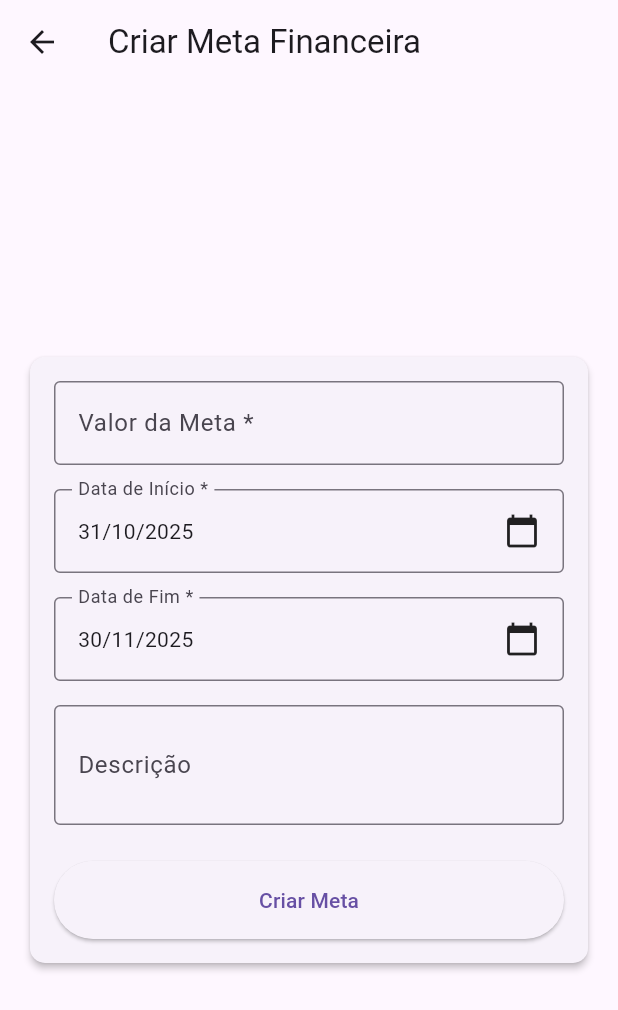
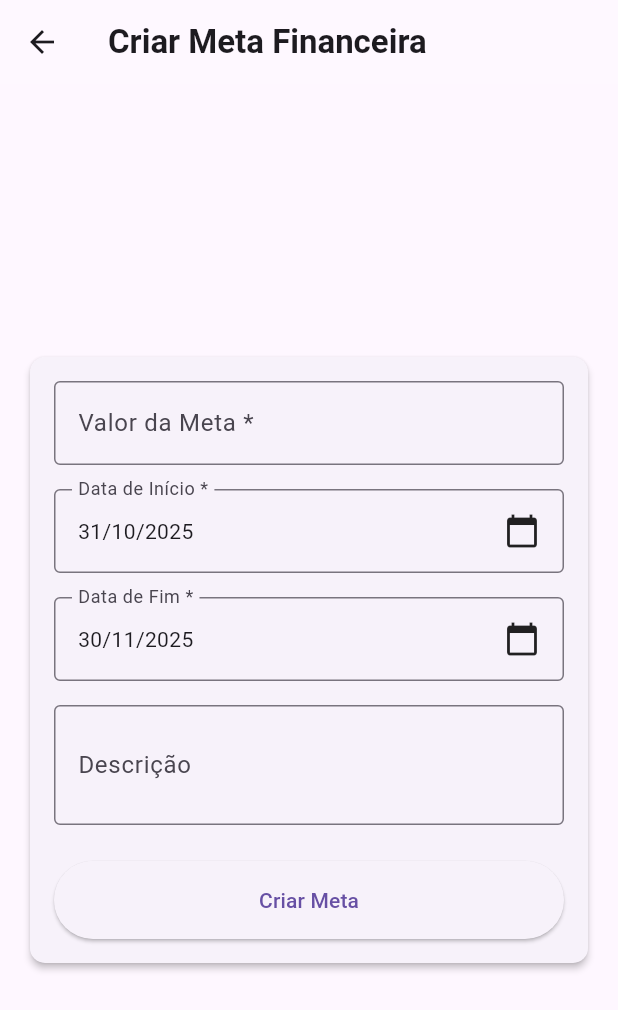
Before and after one commit to filipegms5/money_flow_app, a Flutter app: the CriarMetaPage screen opened directly, on a phone screen of 412 x 824 dp. Shown: the top 1010 px of the screen. Run offline on Flutter 3.47's test engine with Material 3 defaults, Android fonts, the phone set to English and light mode, and no system bars; our stand-ins replace fl_chart, shared_preferences; missing offline and left inert: mobile_scanner; accounts and stored records are empty; network calls fail.

Commit message:
Mudanças layout appBar, blur, etc

```diff
--- a/lib/pages/all_transactions_page.dart
+++ b/lib/pages/all_transactions_page.dart
@@ -5,6 +5,7 @@ import 'package:money_flow_app/models/transacao_model.dart';
 import 'package:money_flow_app/models/categoria_model.dart';
 import 'package:money_flow_app/widgets/transactions/transactions_filter_card.dart';
 import 'package:money_flow_app/widgets/transactions/transactions_list_card.dart';
+import 'package:money_flow_app/widgets/liquid_glass_app_bar.dart';
 
 class AllTransactionsPage extends StatefulWidget {
   const AllTransactionsPage({super.key});
@@ -106,7 +107,9 @@ class _AllTransactionsPageState extends State<AllTransactionsPage> {
   @override
   Widget build(BuildContext context) {
     return Scaffold(
-      appBar: AppBar(title: const Text('Todas as Transações')),
+      appBar: const LiquidGlassAppBar(
+        titleText: 'Todas as Transações',
+      ),
       body: Padding(
         padding: const EdgeInsets.only(bottom: 32.0),
         child: Column(
--- a/lib/pages/criar_meta_page.dart
+++ b/lib/pages/criar_meta_page.dart
@@ -1,5 +1,6 @@
 import 'package:flutter/material.dart';
 import 'package:money_flow_app/widgets/criar_meta_form.dart';
+import 'package:money_flow_app/widgets/liquid_glass_app_bar.dart';
 
 class CriarMetaPage extends StatelessWidget {
   const CriarMetaPage({super.key});
@@ -7,7 +8,9 @@ class CriarMetaPage extends StatelessWidget {
   @override
   Widget build(BuildContext context) {
     return Scaffold(
-      appBar: AppBar(title: const Text('Criar Meta Financeira')),
+      appBar: const LiquidGlassAppBar(
+        titleText: 'Criar Meta Financeira',
+      ),
       body: Center(
         child: SingleChildScrollView(
           padding: const EdgeInsets.all(16.0),
--- a/lib/pages/detalhes_meta_page.dart
+++ b/lib/pages/detalhes_meta_page.dart
@@ -6,6 +6,7 @@ import 'package:money_flow_app/pages/criar_meta_page.dart';
 import 'package:money_flow_app/widgets/goal_detail/create_meta_button.dart';
 import 'package:money_flow_app/widgets/goal_detail/meta_info_card.dart';
 import 'package:money_flow_app/widgets/goal_detail/meta_transactions_card.dart';
+import 'package:money_flow_app/widgets/liquid_glass_app_bar.dart';
 
 class DetalhesMetaPage extends StatefulWidget {
   final MetaFinanceira meta;
@@ -65,8 +66,8 @@ class _DetalhesMetaPageState extends State<DetalhesMetaPage> {
   @override
   Widget build(BuildContext context) {
     return Scaffold(
-      appBar: AppBar(
-        title: const Text('Detalhes da Meta'),
+      appBar: LiquidGlassAppBar(
+        titleText: 'Detalhes da Meta',
         actions: [
           CreateMetaButton(onPressed: _createNovaMeta),
         ],
--- a/lib/pages/home_page.dart
+++ b/lib/pages/home_page.dart
@@ -6,6 +6,7 @@ import 'package:money_flow_app/widgets/category/category_spending_card.dart';
 import 'package:money_flow_app/pages/qr_code_page.dart';
 import 'package:money_flow_app/pages/registro_manual_page.dart';
 import 'package:money_flow_app/pages/profile_page.dart';
+import 'package:money_flow_app/widgets/liquid_glass_app_bar.dart';
 
 class HomePage extends StatefulWidget {
   const HomePage({super.key});
@@ -40,8 +41,8 @@ class _HomePageState extends State<HomePage> {
   @override
   Widget build(BuildContext context) {
     return Scaffold(
-      appBar: AppBar(
-        title: const Text('Dashboard'),
+      appBar: LiquidGlassAppBar(
+        titleText: 'Dashboard',
         automaticallyImplyLeading: false,
         actions: [
           Container(
--- a/lib/pages/profile_page.dart
+++ b/lib/pages/profile_page.dart
@@ -1,6 +1,7 @@
 import 'package:flutter/material.dart';
 import 'package:money_flow_app/controllers/user_controller.dart';
 import 'package:money_flow_app/pages/login_page.dart';
+import 'package:money_flow_app/widgets/liquid_glass_app_bar.dart';
 
 class ProfilePage extends StatelessWidget {
   const ProfilePage({super.key});
@@ -26,7 +27,9 @@ class ProfilePage extends StatelessWidget {
   @override
   Widget build(BuildContext context) {
     return Scaffold(
-      appBar: AppBar(title: const Text('Perfil')),
+      appBar: const LiquidGlassAppBar(
+        titleText: 'Perfil',
+      ),
       body: Column(
         children: [
           Card(
--- a/lib/pages/qr_code_page.dart
+++ b/lib/pages/qr_code_page.dart
@@ -1,6 +1,7 @@
 import 'package:flutter/material.dart';
 import 'package:mobile_scanner/mobile_scanner.dart';
 import 'package:money_flow_app/controllers/qr_code_controller.dart';
+import 'package:money_flow_app/widgets/liquid_glass_app_bar.dart';
 
 class QrCodePage extends StatefulWidget {
   const QrCodePage({super.key});
@@ -22,8 +23,8 @@ class _QrCodePageState extends State<QrCodePage> {
   @override
   Widget build(BuildContext context) {
     return Scaffold(
-      appBar: AppBar(
-        title: const Text("Escanear QR Code"),
+      appBar: const LiquidGlassAppBar(
+        titleText: "Escanear QR Code",
         centerTitle: true,
       ),
       body: Column(
--- a/lib/pages/registro_manual_page.dart
+++ b/lib/pages/registro_manual_page.dart
@@ -1,6 +1,7 @@
 import 'package:flutter/material.dart';
 import 'package:money_flow_app/pages/qr_code_page.dart';
 import 'package:money_flow_app/widgets/registro_manual_form.dart';
+import 'package:money_flow_app/widgets/liquid_glass_app_bar.dart';
 
 class RegistroManualPage extends StatelessWidget {
   const RegistroManualPage({super.key});
@@ -8,8 +9,8 @@ class RegistroManualPage extends StatelessWidget {
   @override
   Widget build(BuildContext context) {
     return Scaffold(
-      appBar: AppBar(
-        title: const Text('Registro Manual'),
+      appBar: LiquidGlassAppBar(
+        titleText: 'Registro Manual',
         actions: [
           IconButton(
             icon: const Icon(Icons.qr_code_scanner),
--- /dev/null
+++ b/lib/widgets/liquid_glass_app_bar.dart
@@ -0,0 +1,67 @@
+import 'dart:ui';
+import 'package:flutter/material.dart';
+
+class LiquidGlassAppBar extends StatelessWidget implements PreferredSizeWidget {
+  final Widget? title;
+  final String? titleText;
+  final List<Widget>? actions;
+  final bool? automaticallyImplyLeading;
+  final bool? centerTitle;
+  final Widget? leading;
+  final PreferredSizeWidget? bottom;
+  final double? toolbarHeight;
+  final Color? backgroundColor;
+
+  const LiquidGlassAppBar({
+    super.key,
+    this.title,
+    this.titleText,
+    this.actions,
+    this.automaticallyImplyLeading,
+    this.centerTitle,
+    this.leading,
+    this.bottom,
+    this.toolbarHeight,
+    this.backgroundColor,
+  }) : assert(
+          title == null || titleText == null,
+          'Cannot provide both title and titleText',
+        );
+
+  @override
+  Widget build(BuildContext context) {
+    return AppBar(
+      title: title ??
+          (titleText != null
+              ? Text(
+                  titleText!,
+                  style: const TextStyle(fontWeight: FontWeight.bold),
+                )
+              : null),
+      actions: actions,
+      automaticallyImplyLeading: automaticallyImplyLeading ?? true,
+      centerTitle: centerTitle,
+      leading: leading,
+      bottom: bottom,
+      toolbarHeight: toolbarHeight,
+      backgroundColor: Colors.transparent,
+      elevation: 0,
+      scrolledUnderElevation: 0,
+      shadowColor: Colors.transparent,
+      surfaceTintColor: Colors.transparent,
+      flexibleSpace: ClipRect(
+        child: BackdropFilter(
+          filter: ImageFilter.blur(sigmaX: 10, sigmaY: 10),
+          child: Container(
+            color: backgroundColor ?? Colors.white.withOpacity(0.1),
+          ),
+        ),
+      ),
+    );
+  }
+
+  @override
+  Size get preferredSize => Size.fromHeight(
+        toolbarHeight ?? kToolbarHeight,
+      );
+}
```
Also changed, not shown: lib/pages/login_page.dart (+25 -6 lines), lib/pages/signup_page.dart (+25 -6 lines).
